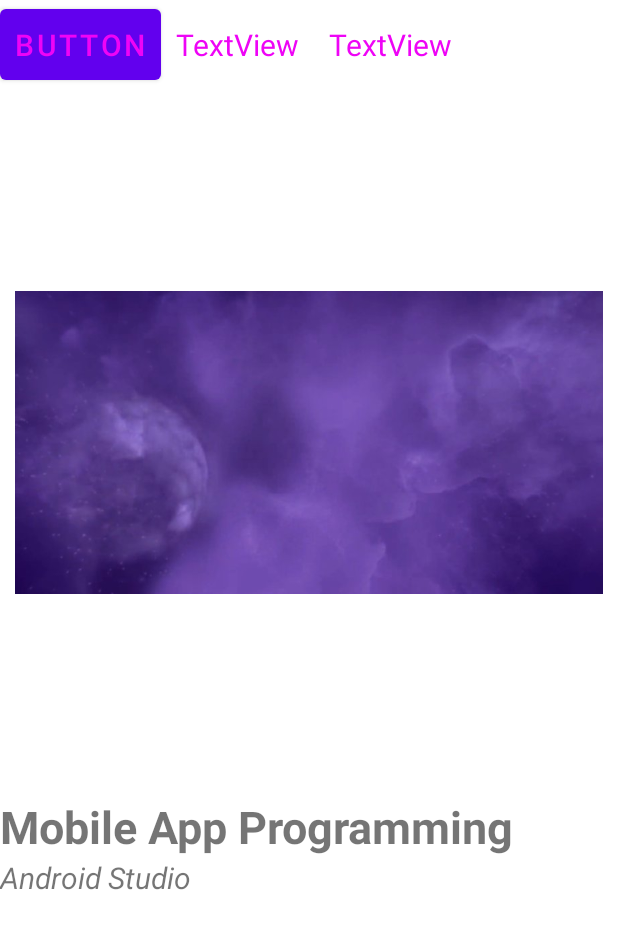
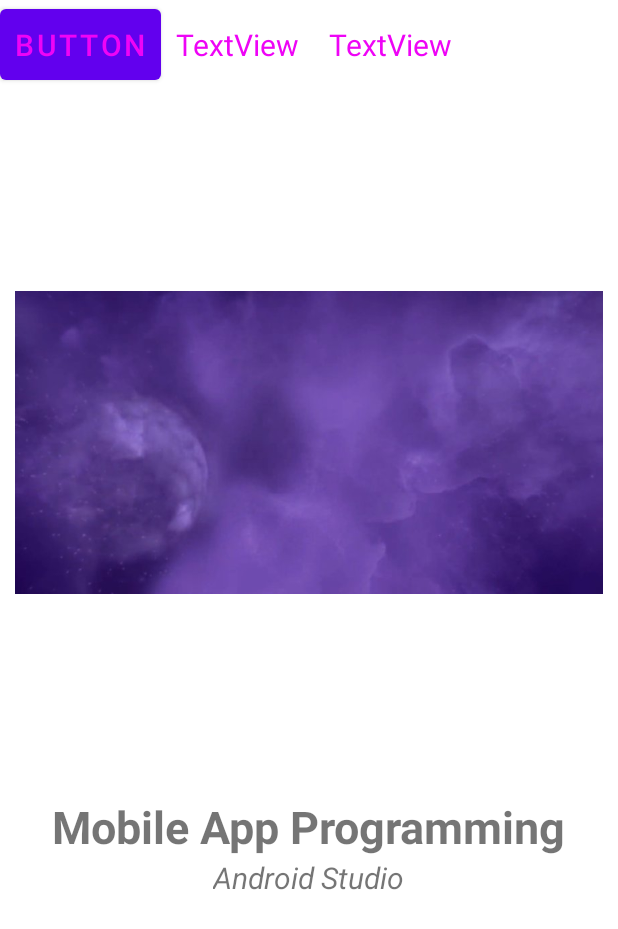
Before and after one commit to wldnjs1277/SchoolClass, an Android app: the layout activity_main.xml on its own in the app's theme, with its tools: preview values and no code run, on a phone screen of 412 x 824 dp. Shown: the top 929 px of the screen. Run offline under Robolectric (Android 15) with nearby library versions, the phone set to English and light mode, and no system bars.

Commit message:
-layout-gravity

```diff
--- a/app/src/main/res/layout/activity_main.xml
+++ b/app/src/main/res/layout/activity_main.xml
@@ -62,11 +62,13 @@
         android:layout_height="wrap_content"
         android:text="Mobile App Programming"
         android:textStyle="bold"
+        android:layout_gravity="center"
         android:textSize="30sp" />
     <TextView
         android:layout_width="wrap_content"
         android:layout_height="wrap_content"
         android:text="Android Studio"
         android:textStyle="italic"
+        android:layout_gravity="center"
         android:textSize="20sp" />
 </LinearLayout>
```
